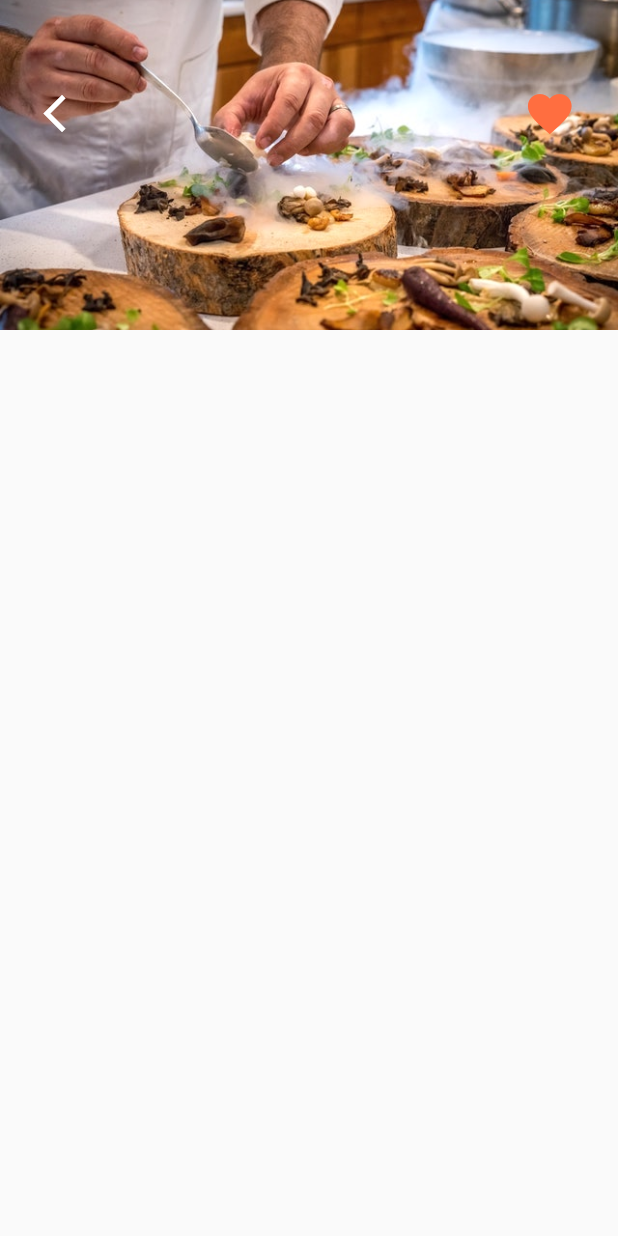
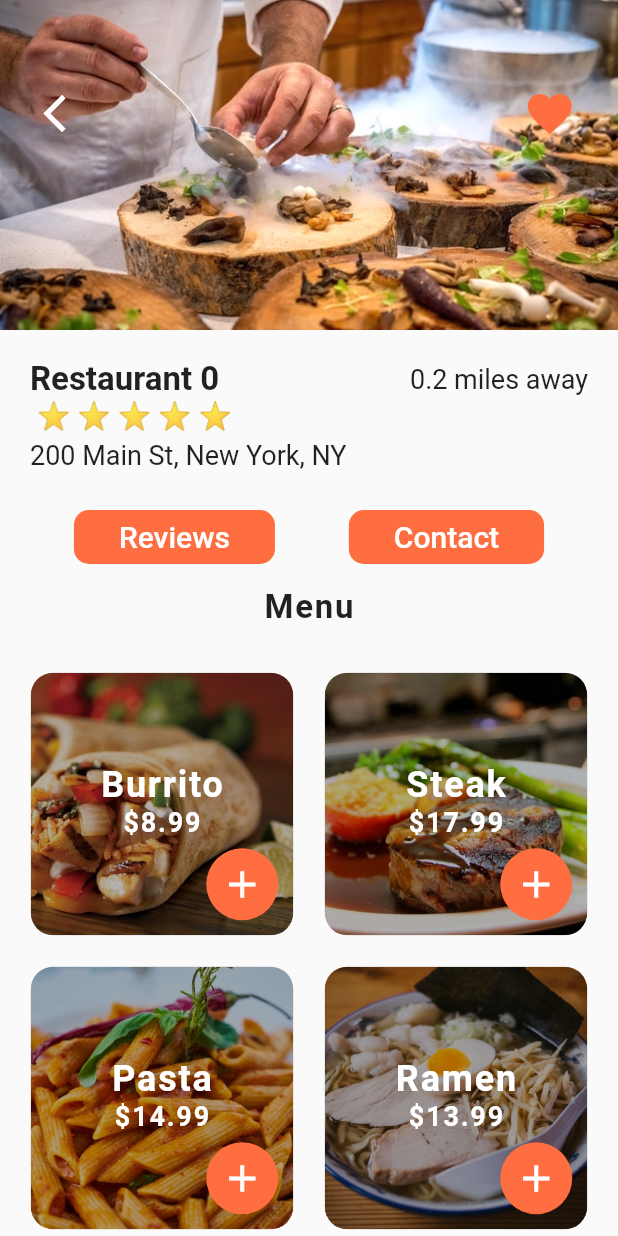
Before and after one commit to iamsusmitashrestha/FoodDeliveryUI, a Flutter app: the screen it shows after launch, after a tap on "Restaurant 0", on a phone screen of 412 x 824 dp. Run offline on Flutter 3.47's test engine with Material 2 defaults, Android fonts, the phone set to English and light mode, and no system bars.

Commit message:
Restaurant screen is completed

```diff
--- a/lib/screens/home_screen.dart
+++ b/lib/screens/home_screen.dart
@@ -31,11 +31,14 @@ class _HomeScreenState extends State<HomeScreen> {
               children: [
                 ClipRRect(
                   borderRadius: BorderRadius.circular(15),
-                  child: Image(
-                    height: 150,
-                    width: 150,
-                    fit: BoxFit.cover,
-                    image: AssetImage(restaurant.imageUrl),
+                  child: Hero(
+                    tag: restaurant.imageUrl,
+                    child: Image(
+                      height: 150,
+                      width: 150,
+                      fit: BoxFit.cover,
+                      image: AssetImage(restaurant.imageUrl),
+                    ),
                   ),
                 ),
                 Expanded(
--- a/lib/screens/restaurant_screen.dart
+++ b/lib/screens/restaurant_screen.dart
@@ -1,5 +1,7 @@
 import 'package:flutter/material.dart';
+import 'package:flutter_food_delivery_ui/models/food.dart';
 import 'package:flutter_food_delivery_ui/models/restaurant.dart';
+import 'package:flutter_food_delivery_ui/widgets/rating_stars.dart';
 
 class RestaurantScreen extends StatefulWidget {
   final Restaurant restaurant;
@@ -11,6 +13,86 @@ class RestaurantScreen extends StatefulWidget {
 }
 
 class _RestaurantScreenState extends State<RestaurantScreen> {
+  _buildMenuItem(Food menuItem) {
+    return Center(
+      child: Stack(
+        alignment: Alignment.center,
+        children: [
+          Container(
+            height: 175,
+            width: 175,
+            decoration: BoxDecoration(
+              borderRadius: BorderRadius.circular(15),
+              image: DecorationImage(
+                image: AssetImage(menuItem.imageUrl),
+                fit: BoxFit.cover,
+              ),
+            ),
+          ),
+          Container(
+            height: 175,
+            width: 175,
+            decoration: BoxDecoration(
+              borderRadius: BorderRadius.circular(15),
+              gradient: LinearGradient(
+                begin: Alignment.topRight,
+                end: Alignment.bottomLeft,
+                colors: [
+                  Colors.black.withOpacity(0.3),
+                  Colors.black87.withOpacity(0.3),
+                  Colors.black54.withOpacity(0.3),
+                  Colors.black38.withOpacity(0.3),
+                ],
+                stops: [0.1, 0.4, 0.6, 0.9],
+              ),
+            ),
+          ),
+          Positioned(
+            bottom: 65,
+            child: Column(
+              children: [
+                Text(
+                  menuItem.name,
+                  style: TextStyle(
+                    fontSize: 24,
+                    fontWeight: FontWeight.bold,
+                    letterSpacing: 1.2,
+                    color: Colors.white,
+                  ),
+                ),
+                Text(
+                  '\$${menuItem.price}',
+                  style: TextStyle(
+                    fontSize: 18,
+                    fontWeight: FontWeight.bold,
+                    letterSpacing: 1.2,
+                    color: Colors.white,
+                  ),
+                ),
+              ],
+            ),
+          ),
+          Positioned(
+            bottom: 10,
+            right: 10,
+            child: Container(
+              decoration: BoxDecoration(
+                color: Theme.of(context).primaryColor,
+                borderRadius: BorderRadius.circular(30),
+              ),
+              child: IconButton(
+                icon: Icon(Icons.add),
+                iconSize: 30,
+                color: Colors.white,
+                onPressed: () {},
+              ),
+            ),
+          )
+        ],
+      ),
+    );
+  }
+
   @override
   Widget build(BuildContext context) {
     return Scaffold(
@@ -18,11 +100,14 @@ class _RestaurantScreenState extends State<RestaurantScreen> {
         children: [
           Stack(
             children: [
-              Image(
-                height: 220,
-                width: MediaQuery.of(context).size.width,
-                image: AssetImage(widget.restaurant.imageUrl),
-                fit: BoxFit.cover,
+              Hero(
+                tag: widget.restaurant.imageUrl,
+                child: Image(
+                  height: 220,
+                  width: MediaQuery.of(context).size.width,
+                  image: AssetImage(widget.restaurant.imageUrl),
+                  fit: BoxFit.cover,
+                ),
               ),
               Padding(
                 padding: EdgeInsets.symmetric(horizontal: 20, vertical: 50),
@@ -50,6 +135,95 @@ class _RestaurantScreenState extends State<RestaurantScreen> {
               )
             ],
           ),
+          Padding(
+            padding: EdgeInsets.all(20.0),
+            child: Column(
+              crossAxisAlignment: CrossAxisAlignment.start,
+              children: [
+                Row(
+                  mainAxisAlignment: MainAxisAlignment.spaceBetween,
+                  children: [
+                    Text(
+                      widget.restaurant.name,
+                      style: TextStyle(
+                        fontSize: 22,
+                        fontWeight: FontWeight.w600,
+                      ),
+                    ),
+                    Text(
+                      "0.2 miles away",
+                      style: TextStyle(
+                        fontSize: 18,
+                      ),
+                    ),
+                  ],
+                ),
+                RatingStars(widget.restaurant.rating),
+                SizedBox(
+                  height: 6,
+                ),
+                Text(
+                  widget.restaurant.address,
+                  style: TextStyle(fontSize: 18),
+                ),
+              ],
+            ),
+          ),
+          Row(
+            mainAxisAlignment: MainAxisAlignment.spaceEvenly,
+            children: [
+              FlatButton(
+                onPressed: () => {},
+                padding: EdgeInsets.symmetric(horizontal: 30),
+                color: Theme.of(context).primaryColor,
+                shape: RoundedRectangleBorder(
+                  borderRadius: BorderRadius.circular(10),
+                ),
+                child: Text(
+                  "Reviews",
+                  style: TextStyle(fontSize: 20, color: Colors.white),
+                ),
+              ),
+              FlatButton(
+                onPressed: () => {},
+                padding: EdgeInsets.symmetric(horizontal: 30),
+                color: Theme.of(context).primaryColor,
+                shape: RoundedRectangleBorder(
+                  borderRadius: BorderRadius.circular(10),
+                ),
+                child: Text(
+                  "Contact",
+                  style: TextStyle(fontSize: 20, color: Colors.white),
+                ),
+              )
+            ],
+          ),
+          SizedBox(
+            height: 10,
+          ),
+          Center(
+            child: Text(
+              "Menu",
+              style: TextStyle(
+                fontSize: 22,
+                fontWeight: FontWeight.w600,
+                letterSpacing: 1.2,
+              ),
+            ),
+          ),
+          SizedBox(
+            height: 10,
+          ),
+          Expanded(
+            child: GridView.count(
+              padding: EdgeInsets.all(10),
+              crossAxisCount: 2,
+              children: List.generate(widget.restaurant.menu.length, (index) {
+                Food food = widget.restaurant.menu[index];
+                return _buildMenuItem(food);
+              }),
+            ),
+          )
         ],
       ),
     );
--- a/lib/widgets/recent_orders.dart
+++ b/lib/widgets/recent_orders.dart
@@ -73,6 +73,7 @@ class RecentOrders extends StatelessWidget {
             ),
           ),
           Container(
+            width: 48,
             margin: EdgeInsets.only(right: 20),
             decoration: BoxDecoration(
               color: Theme.of(context).primaryColor,
```
